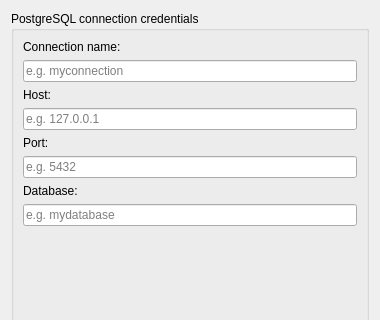
Before: the Qt Designer form cdb4/gui_db_connector/ui/db_connector_dialog.ui in tudelft3d/3DCityDB-Tools-for-QGIS, drawn with Qt 5; both pictures show x 0 to 380 and y 0 to 320 of the 380 by 610 pixel window.
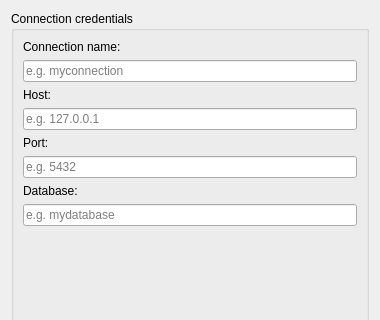
After: the same form once the commit is applied. Custom widgets are drawn as their Qt base class.

```diff
--- a/cdb4/gui_db_connector/ui/db_connector_dialog.ui
+++ b/cdb4/gui_db_connector/ui/db_connector_dialog.ui
@@ -19,7 +19,7 @@
      <item>
       <widget class="QGroupBox" name="gbxConnDet">
        <property name="title">
-        <string>PostgreSQL connection credentials</string>
+        <string>Connection credentials</string>
        </property>
        <layout class="QVBoxLayout" name="verticalLayout_2">
         <item>
```
Left out of the diff: 2 changed lines with no effect on the pictures.
